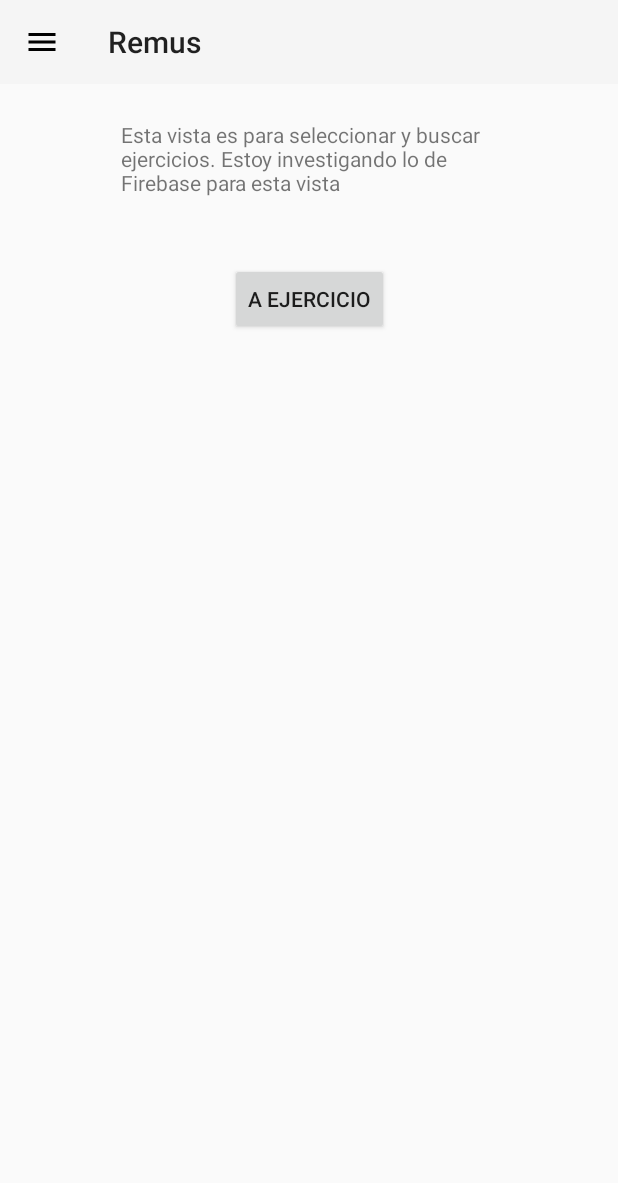
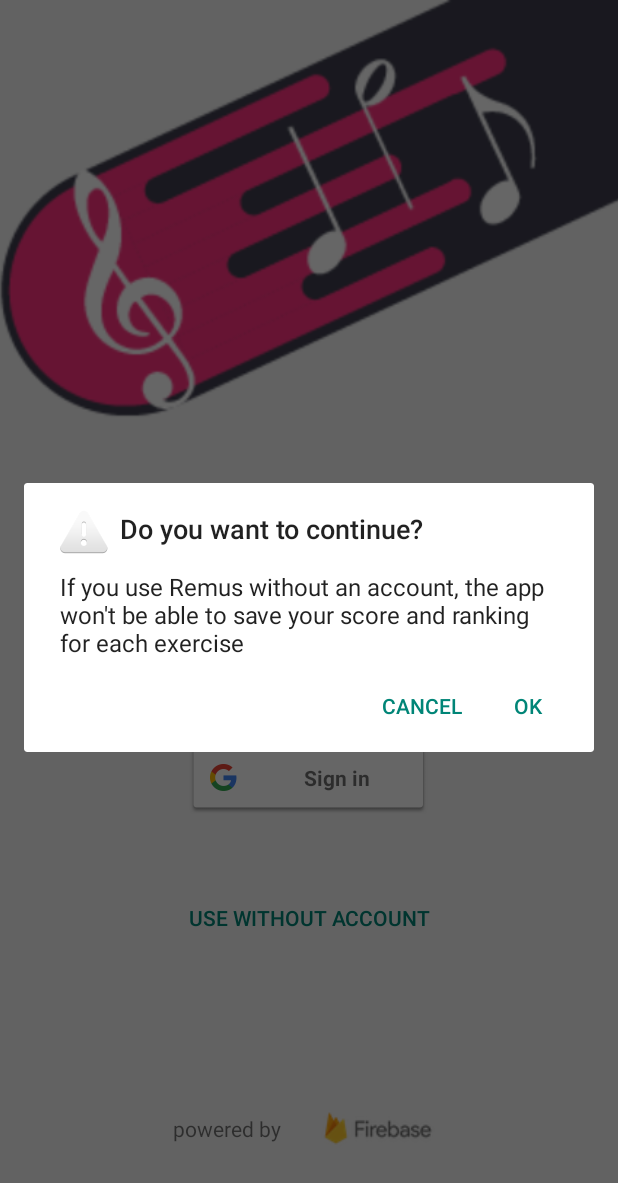
Before and after one commit to romogo17/Remus, an Android app: the screen it shows after launch (SelectorActivity before the commit, SignInActivity after it), after a tap on "USE WITHOUT ACCOUNT", on a phone screen of 412 x 824 dp. Shown: the top 1183 px of the screen. Run offline under Robolectric (Android 15) with nearby library versions, the phone set to English and light mode, and no system bars; our stand-ins replace Firebase (no records; nobody signed in at launch, a user with empty details on screens opened directly).

Commit message:
Fixed authentication error messages

```diff
--- a/app/src/main/java/com/una/optimizeprime/remus/SignInActivity.java
+++ b/app/src/main/java/com/una/optimizeprime/remus/SignInActivity.java
@@ -95,9 +95,15 @@ public class SignInActivity extends BaseActivity implements View.OnClickListener
             } catch (ApiException e) {
                 // Google Sign In failed, update UI appropriately
                 Log.w(TAG, "Google sign in failed", e);
-                // [START_EXCLUDE]
+                Snackbar.make(findViewById(R.id.drawer_layout), R.string.google_auth_failed, Snackbar.LENGTH_INDEFINITE)
+                        .setAction(android.R.string.yes, new View.OnClickListener() {
+                            @Override
+                            public void onClick(View view) {
+
+                            }
+                        })
+                        .show();
                 updateUI(null);
-                // [END_EXCLUDE]
             }
         }
     }
@@ -123,13 +129,17 @@ public class SignInActivity extends BaseActivity implements View.OnClickListener
                         } else {
                             // If sign in fails, display a message to the user.
                             Log.w(TAG, "signInWithCredential:failure", task.getException());
-                            Snackbar.make(findViewById(R.id.main_layout), "Authentication Failed.", Snackbar.LENGTH_SHORT).show();
+                            Snackbar.make(findViewById(R.id.drawer_layout), R.string.firebase_auth_failed, Snackbar.LENGTH_INDEFINITE)
+                                    .setAction(android.R.string.yes, new View.OnClickListener() {
+                                        @Override
+                                        public void onClick(View view) {
+
+                                        }
+                                    })
+                                    .show();
                             updateUI(null);
                         }
-
-                        // [START_EXCLUDE]
                         hideProgressDialog();
-                        // [END_EXCLUDE]
                     }
                 });
     }
@@ -194,22 +204,14 @@ public class SignInActivity extends BaseActivity implements View.OnClickListener
             case R.id.sign_out_button: signOut(); break;
             case R.id.disconnect_button: revokeAccess(); break;
             case R.id.without_acc_button:
-                Intent intent = new Intent(getApplicationContext(), SelectorActivity.class);
-                startActivity(intent);
-                this.finish();
-                //((Activity) getApplicationContext()).finish();
-                /*
-                AlertDialog.Builder builder;
-                if (Build.VERSION.SDK_INT >= Build.VERSION_CODES.LOLLIPOP) {
-                    builder = new AlertDialog.Builder(getApplicationContext(), android.R.style.Theme_Material_Dialog_Alert);
-                } else {
-                    builder = new AlertDialog.Builder(getApplicationContext());
-                }
-                builder.setTitle("Do you want to continue?")
-                        .setMessage("If you use Remus without an account, the app won't be able to save your score and ranking for each exercise")
+                AlertDialog.Builder builder = new AlertDialog.Builder(this);
+                builder.setTitle(R.string.continue_confirmation)
+                        .setMessage(R.string.without_acc_alert)
                         .setPositiveButton(android.R.string.yes, new DialogInterface.OnClickListener() {
                             public void onClick(DialogInterface dialog, int which) {
-
+                                Intent intent = new Intent(getApplicationContext(), SelectorActivity.class);
+                                startActivity(intent);
+                                finish();
                             }
                         })
                         .setNegativeButton(android.R.string.no, new DialogInterface.OnClickListener() {
@@ -219,8 +221,6 @@ public class SignInActivity extends BaseActivity implements View.OnClickListener
                         })
                         .setIcon(android.R.drawable.ic_dialog_alert)
                         .show();
-                // Starts a new activity of SelectorActivity class
-                */
                 break;
         }
     }
--- a/app/src/main/res/values/strings.xml
+++ b/app/src/main/res/values/strings.xml
@@ -11,5 +11,9 @@
     <string name="use_without_account">Use without account</string>
     <string name="sign_in">Sign In</string>
     <string name="guest_display_name">Guest</string>
+    <string name="continue_confirmation">Do you want to continue?</string>
+    <string name="without_acc_alert">If you use Remus without an account, the app won\'t be able to save your score and ranking for each exercise</string>
+    <string name="google_auth_failed">Google authentication failed</string>
+    <string name="firebase_auth_failed">Firebase authentication failed</string>
 
 </resources>
```
Also changed, not shown: app/src/main/java/com/una/optimizeprime/remus/SelectorActivity.java (+7 -4 lines), 1 other file.
